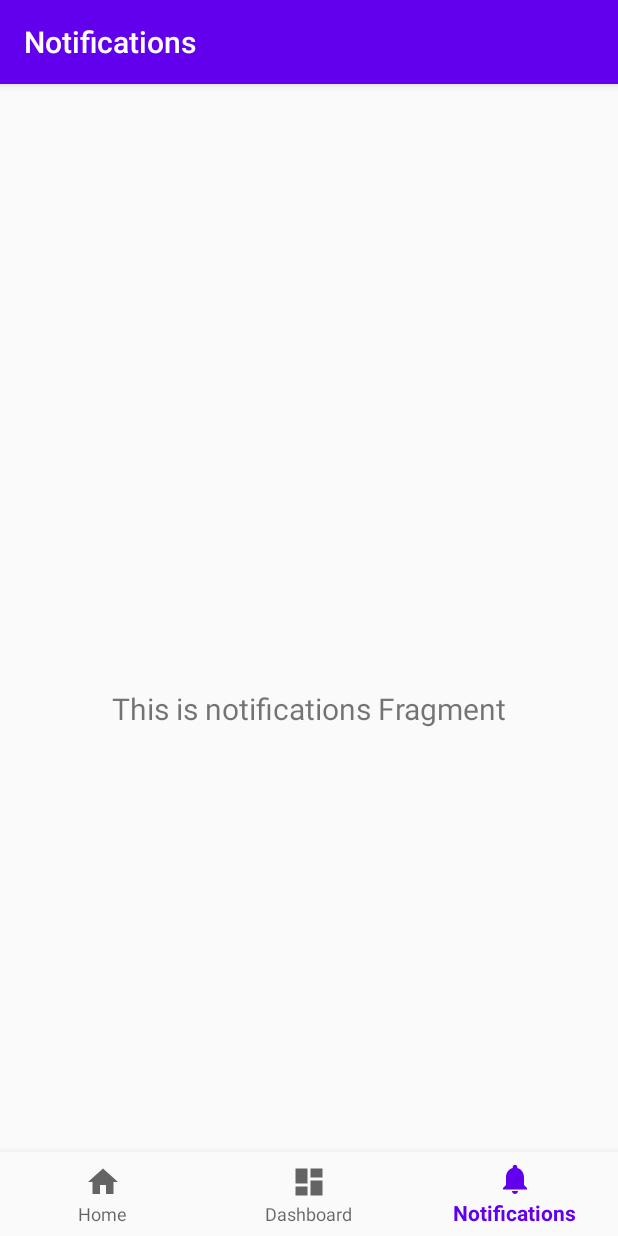
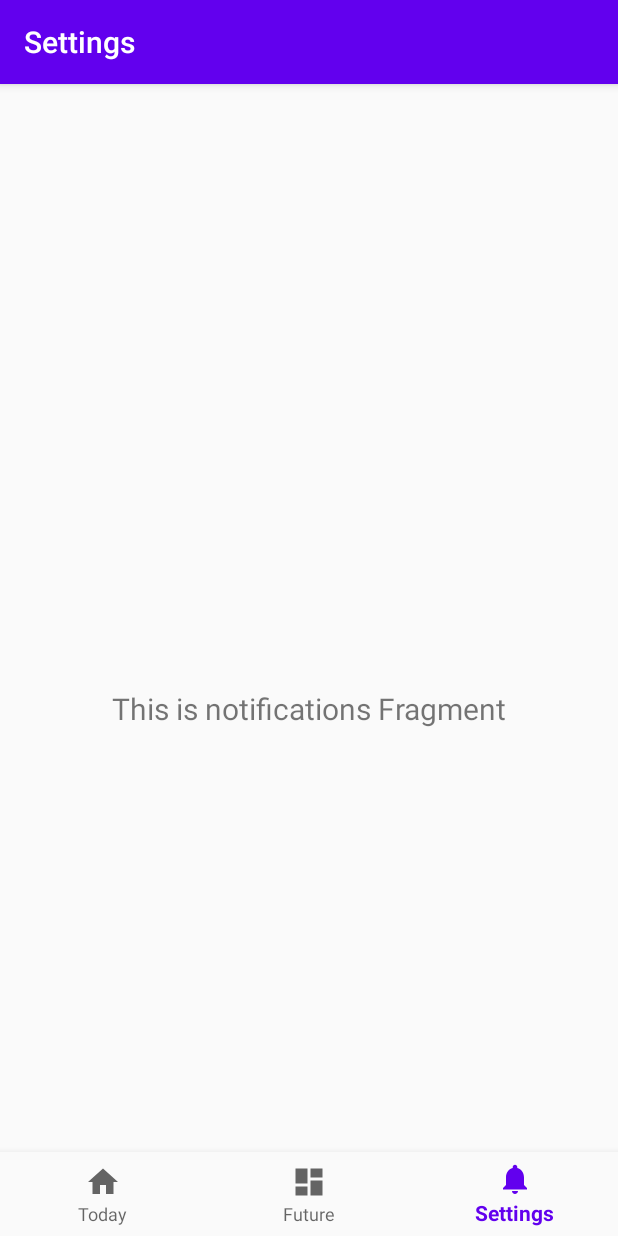
Before and after one commit to ma-za-kpe/Weather, an Android app: the screen it shows after launch (MainActivity), item 3 of the bottom bar chosen, on a phone screen of 412 x 824 dp. Run offline under Robolectric (Android 15) with nearby library versions, the phone set to English and light mode, and no system bars; our stand-ins replace Timber, navigation-ui; libraries missing offline, so code that uses them is left out: com.jakewharton.threetenabp; 1 statement that could not run was skipped.

Commit message:
add all packages required.

```diff
--- a/app/src/main/AndroidManifest.xml
+++ b/app/src/main/AndroidManifest.xml
@@ -9,6 +9,7 @@
 
 
     <application
+        android:name=".Weather"
         android:allowBackup="true"
         android:icon="@mipmap/ic_launcher"
         android:label="@string/app_name"
@@ -16,7 +17,7 @@
         android:supportsRtl="true"
         android:theme="@style/AppTheme">
         <activity
-            android:name=".MainActivity"
+            android:name=".ui.activity.MainActivity"
             android:label="@string/app_name">
             <intent-filter>
                 <action android:name="android.intent.action.MAIN" />
--- /dev/null
+++ b/app/src/main/java/com/maku/weather/Weather.kt
@@ -0,0 +1,18 @@
+package com.maku.weather
+
+import android.app.Application
+import androidx.preference.PreferenceManager
+import com.jakewharton.threetenabp.AndroidThreeTen
+import timber.log.Timber
+
+class Weather : Application(){
+    override fun onCreate() {
+        super.onCreate()
+        //timber
+        Timber.plant(Timber.DebugTree())
+
+        //Threeten
+        AndroidThreeTen.init(this)
+
+    }
+}
--- /dev/null
+++ b/app/src/main/java/com/maku/weather/data/db/WeatherDatabase.kt
@@ -0,0 +1,4 @@
+package com.maku.weather.data.db
+
+class WeatherDatabase {
+}
--- a/app/src/main/java/com/maku/weather/ui/dashboard/DashboardFragment.kt
+++ b/app/src/main/java/com/maku/weather/ui/fragment/future/FutureFragment.kt
@@ -1,4 +1,4 @@
-package com.maku.weather.ui.dashboard
+package com.maku.weather.ui.fragment.future
 
 import android.os.Bundle
 import android.view.LayoutInflater
@@ -10,9 +10,9 @@ import androidx.lifecycle.Observer
 import androidx.lifecycle.ViewModelProviders
 import com.maku.weather.R
 
-class DashboardFragment : Fragment() {
+class FutureFragment : Fragment() {
 
-    private lateinit var dashboardViewModel: DashboardViewModel
+    private lateinit var dashboardViewModel: FutureViewModel
 
     override fun onCreateView(
             inflater: LayoutInflater,
@@ -20,7 +20,7 @@ class DashboardFragment : Fragment() {
             savedInstanceState: Bundle?
     ): View? {
         dashboardViewModel =
-                ViewModelProviders.of(this).get(DashboardViewModel::class.java)
+                ViewModelProviders.of(this).get(FutureViewModel::class.java)
         val root = inflater.inflate(R.layout.fragment_dashboard, container, false)
         val textView: TextView = root.findViewById(R.id.text_dashboard)
         dashboardViewModel.text.observe(viewLifecycleOwner, Observer {
--- a/app/src/main/java/com/maku/weather/ui/home/HomeViewModel.kt
+++ b/app/src/main/java/com/maku/weather/ui/fragment/future/FutureViewModel.kt
@@ -1,13 +1,13 @@
-package com.maku.weather.ui.home
+package com.maku.weather.ui.fragment.future
 
 import androidx.lifecycle.LiveData
 import androidx.lifecycle.MutableLiveData
 import androidx.lifecycle.ViewModel
 
-class HomeViewModel : ViewModel() {
+class FutureViewModel : ViewModel() {
 
     private val _text = MutableLiveData<String>().apply {
-        value = "This is home Fragment"
+        value = "This is dashboard Fragment"
     }
     val text: LiveData<String> = _text
 }
--- a/app/src/main/java/com/maku/weather/ui/notifications/NotificationsFragment.kt
+++ b/app/src/main/java/com/maku/weather/ui/fragment/settings/SettingsFragment.kt
@@ -1,4 +1,4 @@
-package com.maku.weather.ui.notifications
+package com.maku.weather.ui.fragment.settings
 
 import android.os.Bundle
 import android.view.LayoutInflater
@@ -10,9 +10,9 @@ import androidx.lifecycle.Observer
 import androidx.lifecycle.ViewModelProviders
 import com.maku.weather.R
 
-class NotificationsFragment : Fragment() {
+class SettingsFragment : Fragment() {
 
-    private lateinit var notificationsViewModel: NotificationsViewModel
+    private lateinit var notificationsViewModel: SettingsViewModel
 
     override fun onCreateView(
             inflater: LayoutInflater,
@@ -20,7 +20,7 @@ class NotificationsFragment : Fragment() {
             savedInstanceState: Bundle?
     ): View? {
         notificationsViewModel =
-                ViewModelProviders.of(this).get(NotificationsViewModel::class.java)
+                ViewModelProviders.of(this).get(SettingsViewModel::class.java)
         val root = inflater.inflate(R.layout.fragment_notifications, container, false)
         val textView: TextView = root.findViewById(R.id.text_notifications)
         notificationsViewModel.text.observe(viewLifecycleOwner, Observer {
--- a/app/src/main/java/com/maku/weather/ui/dashboard/DashboardViewModel.kt
+++ b/app/src/main/java/com/maku/weather/ui/fragment/settings/SettingsViewModel.kt
@@ -1,13 +1,13 @@
-package com.maku.weather.ui.dashboard
+package com.maku.weather.ui.fragment.settings
 
 import androidx.lifecycle.LiveData
 import androidx.lifecycle.MutableLiveData
 import androidx.lifecycle.ViewModel
 
-class DashboardViewModel : ViewModel() {
+class SettingsViewModel : ViewModel() {
 
     private val _text = MutableLiveData<String>().apply {
-        value = "This is dashboard Fragment"
+        value = "This is notifications Fragment"
     }
     val text: LiveData<String> = _text
 }
--- a/app/src/main/java/com/maku/weather/ui/home/HomeFragment.kt
+++ b/app/src/main/java/com/maku/weather/ui/fragment/today/TodayFragment.kt
@@ -1,4 +1,4 @@
-package com.maku.weather.ui.home
+package com.maku.weather.ui.fragment.today
 
 import android.os.Bundle
 import android.view.LayoutInflater
@@ -10,9 +10,9 @@ import androidx.lifecycle.Observer
 import androidx.lifecycle.ViewModelProviders
 import com.maku.weather.R
 
-class HomeFragment : Fragment() {
+class TodayFragment : Fragment() {
 
-    private lateinit var homeViewModel: HomeViewModel
+    private lateinit var homeViewModel: TodayViewModel
 
     override fun onCreateView(
             inflater: LayoutInflater,
@@ -20,7 +20,7 @@ class HomeFragment : Fragment() {
             savedInstanceState: Bundle?
     ): View? {
         homeViewModel =
-                ViewModelProviders.of(this).get(HomeViewModel::class.java)
+                ViewModelProviders.of(this).get(TodayViewModel::class.java)
         val root = inflater.inflate(R.layout.fragment_home, container, false)
         val textView: TextView = root.findViewById(R.id.text_home)
         homeViewModel.text.observe(viewLifecycleOwner, Observer {
--- a/app/src/main/java/com/maku/weather/ui/notifications/NotificationsViewModel.kt
+++ b/app/src/main/java/com/maku/weather/ui/fragment/today/TodayViewModel.kt
@@ -1,13 +1,13 @@
-package com.maku.weather.ui.notifications
+package com.maku.weather.ui.fragment.today
 
 import androidx.lifecycle.LiveData
 import androidx.lifecycle.MutableLiveData
 import androidx.lifecycle.ViewModel
 
-class NotificationsViewModel : ViewModel() {
+class TodayViewModel : ViewModel() {
 
     private val _text = MutableLiveData<String>().apply {
-        value = "This is notifications Fragment"
+        value = "This is home Fragment"
     }
     val text: LiveData<String> = _text
 }
--- a/app/src/main/res/layout/fragment_dashboard.xml
+++ b/app/src/main/res/layout/fragment_dashboard.xml
@@ -4,7 +4,7 @@
     xmlns:tools="http://schemas.android.com/tools"
     android:layout_width="match_parent"
     android:layout_height="match_parent"
-    tools:context=".ui.dashboard.DashboardFragment">
+    tools:context=".ui.fragment.future.FutureFragment">
 
     <TextView
         android:id="@+id/text_dashboard"
--- a/app/src/main/res/layout/fragment_home.xml
+++ b/app/src/main/res/layout/fragment_home.xml
@@ -4,7 +4,7 @@
     xmlns:tools="http://schemas.android.com/tools"
     android:layout_width="match_parent"
     android:layout_height="match_parent"
-    tools:context=".ui.home.HomeFragment">
+    tools:context=".ui.fragment.today.TodayFragment">
 
     <TextView
         android:id="@+id/text_home"
--- a/app/src/main/res/layout/fragment_notifications.xml
+++ b/app/src/main/res/layout/fragment_notifications.xml
@@ -4,7 +4,7 @@
     xmlns:tools="http://schemas.android.com/tools"
     android:layout_width="match_parent"
     android:layout_height="match_parent"
-    tools:context=".ui.notifications.NotificationsFragment">
+    tools:context=".ui.fragment.settings.SettingsFragment">
 
     <TextView
         android:id="@+id/text_notifications"
--- a/app/src/main/res/menu/bottom_nav_menu.xml
+++ b/app/src/main/res/menu/bottom_nav_menu.xml
@@ -4,16 +4,16 @@
     <item
         android:id="@+id/navigation_home"
         android:icon="@drawable/ic_home_black_24dp"
-        android:title="@string/title_home" />
+        android:title="@string/title_today" />
 
     <item
         android:id="@+id/navigation_dashboard"
         android:icon="@drawable/ic_dashboard_black_24dp"
-        android:title="@string/title_dashboard" />
+        android:title="@string/title_sevendays" />
 
     <item
         android:id="@+id/navigation_notifications"
         android:icon="@drawable/ic_notifications_black_24dp"
-        android:title="@string/title_notifications" />
+        android:title="@string/title_settings" />
 
 </menu>
--- a/app/src/main/res/navigation/mobile_navigation.xml
+++ b/app/src/main/res/navigation/mobile_navigation.xml
@@ -7,19 +7,19 @@
 
     <fragment
         android:id="@+id/navigation_home"
-        android:name="com.maku.weather.ui.home.HomeFragment"
-        android:label="@string/title_home"
+        android:name="com.maku.weather.ui.fragment.today.TodayFragment"
+        android:label="@string/title_today"
         tools:layout="@layout/fragment_home" />
 
     <fragment
         android:id="@+id/navigation_dashboard"
-        android:name="com.maku.weather.ui.dashboard.DashboardFragment"
-        android:label="@string/title_dashboard"
+        android:name="com.maku.weather.ui.fragment.future.FutureFragment"
+        android:label="@string/title_sevendays"
         tools:layout="@layout/fragment_dashboard" />
 
     <fragment
         android:id="@+id/navigation_notifications"
-        android:name="com.maku.weather.ui.notifications.NotificationsFragment"
-        android:label="@string/title_notifications"
+        android:name="com.maku.weather.ui.fragment.settings.SettingsFragment"
+        android:label="@string/title_settings"
         tools:layout="@layout/fragment_notifications" />
 </navigation>
--- a/app/src/main/res/values/strings.xml
+++ b/app/src/main/res/values/strings.xml
@@ -1,6 +1,7 @@
 <resources>
     <string name="app_name">Weather</string>
-    <string name="title_home">Home</string>
-    <string name="title_dashboard">Dashboard</string>
-    <string name="title_notifications">Notifications</string>
+    <string name="title_today">Today</string>
+    <string name="title_sevendays">Future</string>
+    <string name="title_settings">Settings</string>
+
 </resources>
```
Also changed, not shown: app/src/main/java/com/maku/weather/ui/activity/MainActivity.kt (renamed from app/src/main/java/com/maku/weather/MainActivity.kt, +6 -2 lines).
